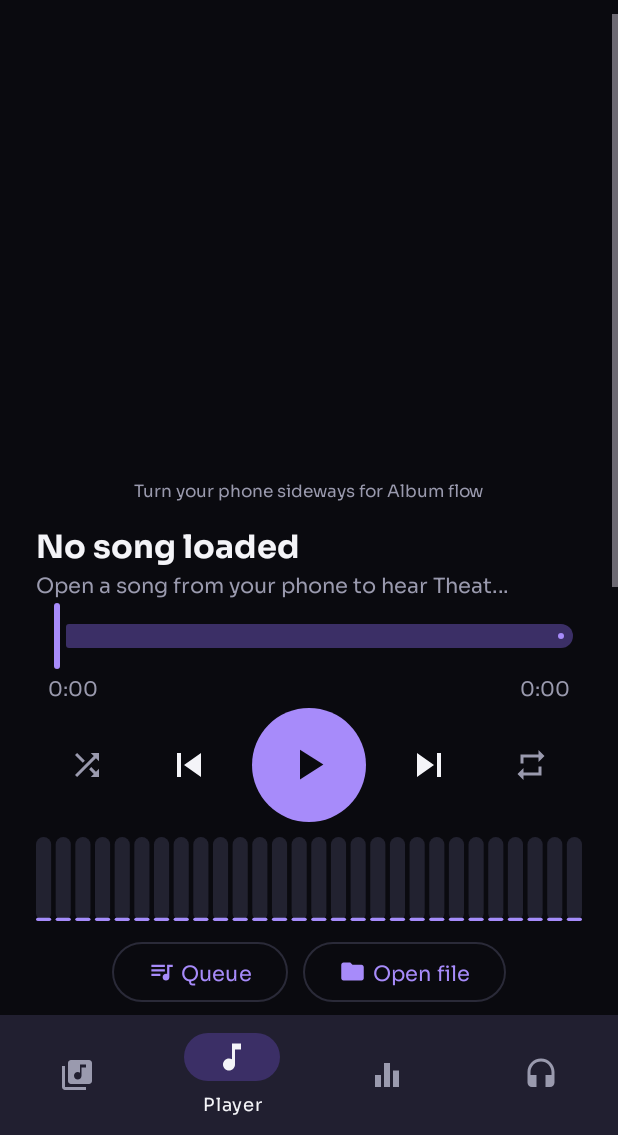
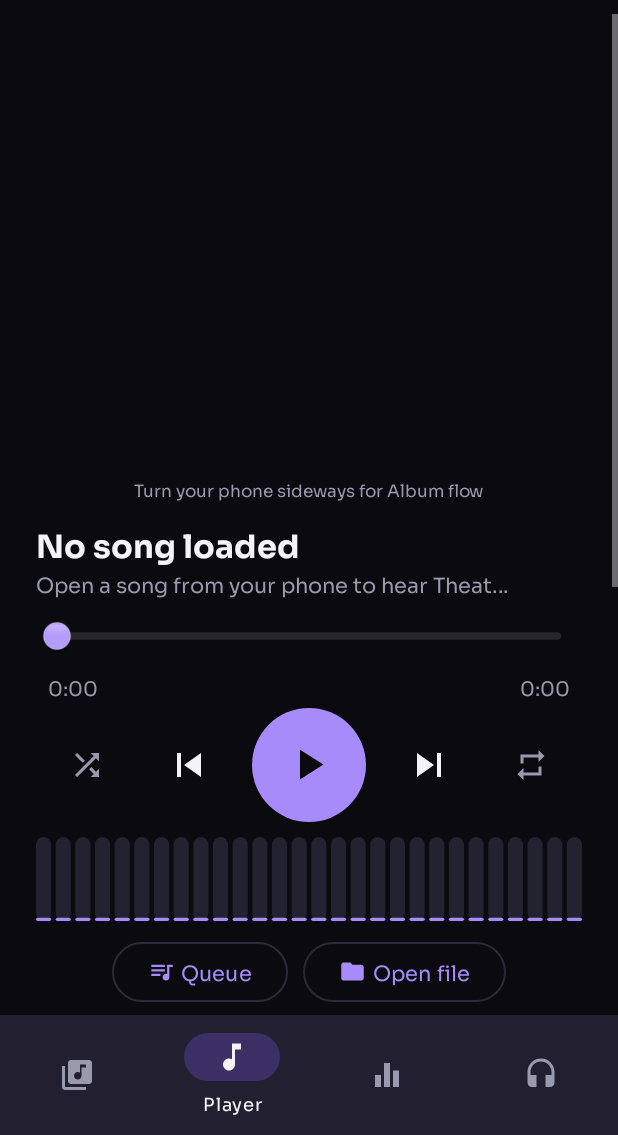
Before and after one commit to cryptoking12344-lgtm/Orbit-eq, an Android app: the screen it shows after launch (MainActivity), item 2 of the bottom bar chosen, on a phone screen of 412 x 824 dp, the part 101-1236 px from its top. Run offline under Robolectric (Android 15) with nearby library versions, the phone set to English and light mode, and no system bars; pictures from the network do not load.

Commit message:
Liquid-glass sliders with haptic ticks everywhere (Retro keeps the classic look)
Co-Authored-By: Claude Opus 5.5 <noreply@anthropic.com>
Claude-Session: https://claude.ai/code/session_01VKaP6LPPGrG53t7xMBSPfw

```diff
--- /dev/null
+++ b/app/src/main/java/com/ck/orbiteq/ui/LiquidSlider.kt
@@ -0,0 +1,164 @@
+package com.ck.orbiteq.ui
+
+import android.annotation.SuppressLint
+import android.content.Context
+import android.graphics.Canvas
+import android.graphics.LinearGradient
+import android.graphics.Paint
+import android.graphics.RectF
+import android.graphics.Shader
+import android.util.AttributeSet
+import android.view.MotionEvent
+import androidx.core.graphics.ColorUtils
+import com.ck.orbiteq.R
+import com.google.android.material.slider.Slider
+import kotlin.math.abs
+import kotlin.math.floor
+import kotlin.math.max
+import kotlin.math.min
+import kotlin.math.sign
+
+/**
+ * The album scrub bar's look for every slider: a slim track at rest that swells into a
+ * see-through liquid-glass capsule while you hold it, stretching and trailing with your speed.
+ * Ticks the vibration motor as the value passes each step (firmer slow, lighter fast).
+ *
+ * It is still a Material [Slider] underneath (touch, steps, accessibility, listeners all work
+ * as before); only the drawing is replaced. The Retro theme keeps its classic Winamp look.
+ */
+class LiquidSlider @JvmOverloads constructor(
+    context: Context, attrs: AttributeSet? = null, defStyleAttr: Int = com.google.android.material.R.attr.sliderStyle,
+) : Slider(context, attrs, defStyleAttr) {
+
+    private val retro = context.isRetro()
+    private val accent = context.attrColor(R.attr.oAccent)
+    private val text = context.attrColor(R.attr.oText)
+    private val paint = Paint(Paint.ANTI_ALIAS_FLAG)
+    private val stroke = Paint(Paint.ANTI_ALIAS_FLAG).apply { style = Paint.Style.STROKE }
+    private val rc = RectF()
+
+    private var held = false
+    private var k = 0f                 // 0 resting .. 1 held
+    private var speed = 0f             // fraction of the range per second, smoothed (signed)
+    private var lastFrameNs = 0L
+    private var lastFrac = -1f
+    private var lastFracNs = 0L
+
+    // haptics
+    private var lastNotch = Int.MIN_VALUE
+    private var lastTickNs = 0L
+
+    init {
+        addOnChangeListener { _, v, fromUser ->
+            val f = frac(v)
+            val now = System.nanoTime()
+            if (lastFrac >= 0f) {
+                val dt = ((now - lastFracNs) / 1e9f).coerceAtLeast(0.004f)
+                speed += ((f - lastFrac) / dt - speed) * 0.35f
+            }
+            lastFrac = f; lastFracNs = now
+            if (fromUser) tickIfCrossed(v, now)
+            invalidate()
+        }
+    }
+
+    /** One tick per step; continuous sliders tick every 1/20 of their range. */
+    private fun notchSize(): Float {
+        val range = valueTo - valueFrom
+        return if (stepSize > 0f) max(stepSize, range / 40f) else range / 20f
+    }
+
+    private fun tickIfCrossed(v: Float, now: Long) {
+        val notch = floor((v - valueFrom) / notchSize() + 0.5f).toInt()
+        if (lastNotch == Int.MIN_VALUE) { lastNotch = notch; return }
+        if (notch != lastNotch && now - lastTickNs > 30_000_000L) {
+            Haptics.tick(context, 0.8f - 0.55f * min(abs(speed) / 2.5f, 1f))
+            lastTickNs = now
+        }
+        lastNotch = notch
+    }
+
+    private fun frac(v: Float) = ((v - valueFrom) / max(1e-6f, valueTo - valueFrom)).coerceIn(0f, 1f)
+
+    @SuppressLint("ClickableViewAccessibility")
+    override fun onTouchEvent(event: MotionEvent): Boolean {
+        when (event.actionMasked) {
+            MotionEvent.ACTION_DOWN -> {
+                held = true
+                lastNotch = floor((value - valueFrom) / notchSize() + 0.5f).toInt()
+                invalidate()
+            }
+            MotionEvent.ACTION_UP, MotionEvent.ACTION_CANCEL -> { held = false; invalidate() }
+        }
+        return super.onTouchEvent(event)
+    }
+
+    override fun onDraw(canvas: Canvas) {
+        if (retro) { super.onDraw(canvas); return }
+
+        // animate the swell and the speed stretch
+        val now = System.nanoTime()
+        val dt = if (lastFrameNs == 0L) 0.016f else ((now - lastFrameNs) / 1e9f).coerceIn(0.001f, 0.05f)
+        lastFrameNs = now
+        k += ((if (held && isEnabled) 1f else 0f) - k) * min(1f, dt * 14f)
+        if (!held) speed *= max(0f, 1f - dt * 8f)
+        val animating = abs((if (held) 1f else 0f) - k) > 0.005f || abs(speed) > 0.01f
+        if (!animating && !held) { if (k < 0.01f) k = 0f; lastFrameNs = 0L }
+
+        val pad = trackSidePadding.toFloat()
+        val w = width - 2 * pad
+        val cy = height / 2f
+        val f = frac(value)
+        val x = pad + w * f
+        val alphaMul = if (isEnabled) 1f else 0.4f
+
+        // track
+        val th = context.dp(5f + 4f * k)
+        rc.set(pad, cy - th / 2, pad + w, cy + th / 2)
+        paint.shader = null
+        paint.color = ColorUtils.setAlphaComponent(text, ((30 + 18 * k) * alphaMul).toInt())
+        canvas.drawRoundRect(rc, th / 2, th / 2, paint)
+        // fill: from the start, or from zero when the range goes below and above zero
+        val zero = if (valueFrom < 0f && valueTo > 0f) pad + w * frac(0f) else pad
+        rc.set(min(zero, x), cy - th / 2, max(zero, x), cy + th / 2)
+        paint.color = ColorUtils.setAlphaComponent(accent, (255 * alphaMul).toInt())
+        if (rc.width() > 0.5f) canvas.drawRoundRect(rc, th / 2, th / 2, paint)
+
+        // thumb: a small glass bead at rest, a stretched liquid capsule while held
+        val stretch = min(abs(speed) / 3f, 1f) * k
+        val baseW = context.dp(18f + 26f * k)
+        val tw = baseW * (1f + 0.5f * stretch)
+        val tH = context.dp(18f + 8f * k) * (1f - 0.18f * stretch)
+        val lag = -sign(speed) * stretch * tw * 0.12f
+        val cx = (x + lag).coerceIn(pad - tw / 2 + context.dp(4f), pad + w + tw / 2 - context.dp(4f))
+        rc.set(cx - tw / 2, cy - tH / 2, cx + tw / 2, cy + tH / 2)
+        drawGlass(canvas, rc, tH / 2, k, alphaMul)
+
+        if (animating || held) postInvalidateOnAnimation()
+    }
+
+    /** Same liquid glass as the album bar: tinted body, top shine, bright rim, soft shadow. */
+    private fun drawGlass(c: Canvas, r: RectF, rad: Float, k: Float, alphaMul: Float) {
+        // shadow
+        paint.shader = null
+        paint.color = ColorUtils.setAlphaComponent(0xFF000000.toInt(), ((50 + 30 * k) * alphaMul).toInt())
+        c.drawRoundRect(r.left, r.top + context.dp(1.5f), r.right, r.bottom + context.dp(2.5f), rad, rad, paint)
+        // body: solid accent bead at rest, see-through tinted glass when held
+        val solid = ColorUtils.blendARGB(accent, 0xFFFFFFFF.toInt(), 0.15f)
+        val glass = ColorUtils.setAlphaComponent(ColorUtils.blendARGB(accent, 0xFFFFFFFF.toInt(), 0.3f), 110)
+        val body = ColorUtils.blendARGB(solid, glass, k)
+        paint.color = ColorUtils.setAlphaComponent(body, (colorAlpha(body) * alphaMul).toInt())
+        c.drawRoundRect(r, rad, rad, paint)
+        // top shine
+        paint.shader = LinearGradient(0f, r.top, 0f, r.centerY(),
+            ColorUtils.setAlphaComponent(0xFFFFFFFF.toInt(), ((70 + 70 * k) * alphaMul).toInt()), 0x00FFFFFF, Shader.TileMode.CLAMP)
+        c.drawRoundRect(r.left + rad * 0.25f, r.top + context.dp(1.5f), r.right - rad * 0.25f, r.centerY(), rad, rad, paint)
+        paint.shader = null
+        // rim
+        stroke.strokeWidth = context.dp(1f)
+        stroke.color = ColorUtils.setAlphaComponent(0xFFFFFFFF.toInt(), ((60 + 70 * k) * alphaMul).toInt())
+        c.drawRoundRect(r, rad, rad, stroke)
+    }
+
+    private fun colorAlpha(c: Int) = (c ushr 24) and 0xFF
+}
--- a/app/src/main/res/layout/activity_main.xml
+++ b/app/src/main/res/layout/activity_main.xml
@@ -241,7 +241,7 @@
                             android:layout_height="wrap_content"
                             android:layout_marginTop="12dp" />
 
-                        <com.google.android.material.slider.Slider
+                        <com.ck.orbiteq.ui.LiquidSlider
                             android:id="@+id/sliderBass"
                             android:layout_width="match_parent"
                             android:layout_height="wrap_content"
@@ -293,7 +293,7 @@
                             android:layout_width="wrap_content"
                             android:layout_height="wrap_content" />
 
-                        <com.google.android.material.slider.Slider
+                        <com.ck.orbiteq.ui.LiquidSlider
                             android:id="@+id/sliderSpatial"
                             android:layout_width="match_parent"
                             android:layout_height="wrap_content"
@@ -308,7 +308,7 @@
                             android:layout_width="wrap_content"
                             android:layout_height="wrap_content" />
 
-                        <com.google.android.material.slider.Slider
+                        <com.ck.orbiteq.ui.LiquidSlider
                             android:id="@+id/sliderLoud"
                             android:layout_width="match_parent"
                             android:layout_height="wrap_content"
@@ -323,7 +323,7 @@
                             android:layout_width="wrap_content"
                             android:layout_height="wrap_content" />
 
-                        <com.google.android.material.slider.Slider
+                        <com.ck.orbiteq.ui.LiquidSlider
                             android:id="@+id/sliderPreamp"
                             android:layout_width="match_parent"
                             android:layout_height="wrap_content"
@@ -391,7 +391,7 @@
                             android:layout_height="wrap_content"
                             android:layout_marginTop="12dp" />
 
-                        <com.google.android.material.slider.Slider
+                        <com.ck.orbiteq.ui.LiquidSlider
                             android:id="@+id/sliderWarmth"
                             android:layout_width="match_parent"
                             android:layout_height="wrap_content"
@@ -406,7 +406,7 @@
                             android:layout_width="wrap_content"
                             android:layout_height="wrap_content" />
 
-                        <com.google.android.material.slider.Slider
+                        <com.ck.orbiteq.ui.LiquidSlider
                             android:id="@+id/sliderCrossfeed"
                             android:layout_width="match_parent"
                             android:layout_height="wrap_content"
@@ -601,7 +601,7 @@
                                     android:layout_height="wrap_content"
                                     android:layout_marginTop="8dp" />
 
-                                <com.google.android.material.slider.Slider
+                                <com.ck.orbiteq.ui.LiquidSlider
                                     android:id="@+id/sliderImmersion"
                                     android:layout_width="match_parent"
                                     android:layout_height="wrap_content"
@@ -616,7 +616,7 @@
                                     android:layout_width="wrap_content"
                                     android:layout_height="wrap_content" />
 
-                                <com.google.android.material.slider.Slider
+                                <com.ck.orbiteq.ui.LiquidSlider
                                     android:id="@+id/sliderVocal"
                                     android:layout_width="match_parent"
                                     android:layout_height="wrap_content"
@@ -640,7 +640,7 @@
                                     android:layout_height="wrap_content"
                                     android:layout_marginTop="12dp" />
 
-                                <com.google.android.material.slider.Slider
+                                <com.ck.orbiteq.ui.LiquidSlider
                                     android:id="@+id/sliderWrap"
                                     android:layout_width="match_parent"
                                     android:layout_height="wrap_content"
@@ -655,7 +655,7 @@
                                     android:layout_width="wrap_content"
                                     android:layout_height="wrap_content" />
 
-                                <com.google.android.material.slider.Slider
+                                <com.ck.orbiteq.ui.LiquidSlider
                                     android:id="@+id/sliderHeight"
                                     android:layout_width="match_parent"
                                     android:layout_height="wrap_content"
@@ -685,7 +685,7 @@
                                         android:text="@string/face_front" />
                                 </LinearLayout>
 
-                                <com.google.android.material.slider.Slider
+                                <com.ck.orbiteq.ui.LiquidSlider
                                     android:id="@+id/sliderRotate"
                                     android:layout_width="match_parent"
                                     android:layout_height="wrap_content"
@@ -715,7 +715,7 @@
                                 android:layout_height="wrap_content"
                                 android:layout_marginTop="8dp" />
 
-                            <com.google.android.material.slider.Slider
+                            <com.ck.orbiteq.ui.LiquidSlider
                                 android:id="@+id/sliderSub"
                                 android:layout_width="match_parent"
                                 android:layout_height="wrap_content"
--- a/app/src/main/res/layout/view_now_playing.xml
+++ b/app/src/main/res/layout/view_now_playing.xml
@@ -72,7 +72,7 @@
             app:icon="@drawable/ic_heart_outline" />
     </LinearLayout>
 
-    <com.google.android.material.slider.Slider
+    <com.ck.orbiteq.ui.LiquidSlider
         android:id="@+id/sliderSeek"
         android:layout_width="match_parent"
         android:layout_height="wrap_content"
```
